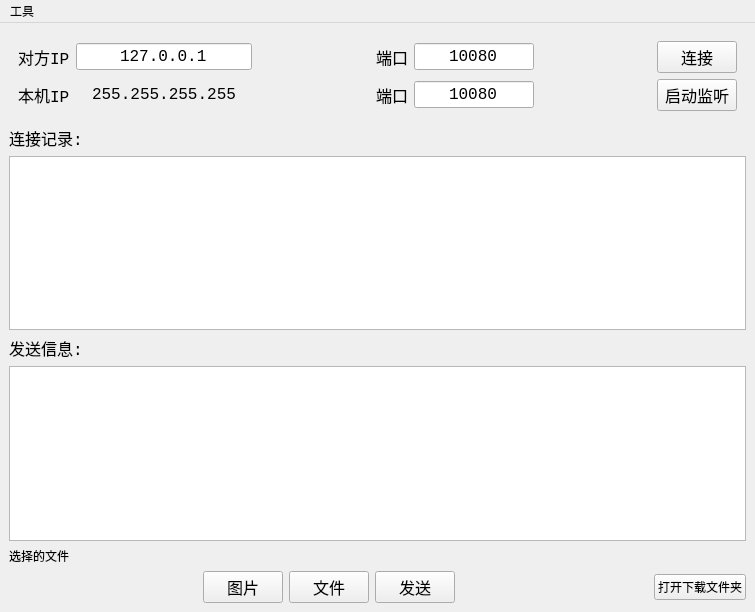
This is tcpsocket/mainwindow.ui in ningzichun/socket as Qt 5 draws it before an edit. The edited form follows.
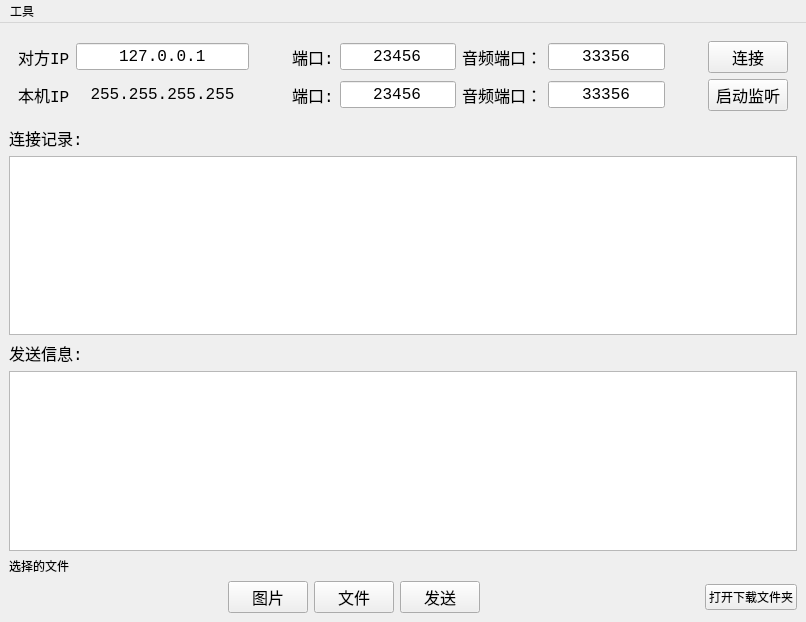
This is the edited form.

```diff
--- a/tcpsocket/mainwindow.ui
+++ b/tcpsocket/mainwindow.ui
@@ -6,8 +6,8 @@
    <rect>
     <x>0</x>
     <y>0</y>
-    <width>755</width>
-    <height>612</height>
+    <width>806</width>
+    <height>622</height>
    </rect>
   </property>
   <property name="windowTitle">
@@ -18,6 +18,63 @@
     <item>
      <widget class="QWidget" name="widget" native="true">
       <layout class="QGridLayout" name="gridLayout">
+       <item row="0" column="4">
+        <widget class="QLineEdit" name="targetPort">
+         <property name="sizePolicy">
+          <sizepolicy hsizetype="Expanding" vsizetype="Fixed">
+           <horstretch>0</horstretch>
+           <verstretch>0</verstretch>
+          </sizepolicy>
+         </property>
+         <property name="maximumSize">
+          <size>
+           <width>120</width>
+           <height>16777215</height>
+          </size>
+         </property>
+         <property name="font">
+          <font>
+           <family>Consolas</family>
+           <pointsize>12</pointsize>
+          </font>
+         </property>
+         <property name="text">
+          <string>23456</string>
+         </property>
+         <property name="maxLength">
+          <number>5</number>
+         </property>
+         <property name="alignment">
+          <set>Qt::AlignCenter</set>
+         </property>
+        </widget>
+       </item>
+       <item row="0" column="8">
+        <widget class="QPushButton" name="connectButton">
+         <property name="font">
+          <font>
+           <family>Consolas</family>
+           <pointsize>12</pointsize>
+          </font>
+         </property>
+         <property name="text">
+          <string>连接</string>
+         </property>
+        </widget>
+       </item>
+       <item row="1" column="8">
+        <widget class="QPushButton" name="startButton">
+         <property name="font">
+          <font>
+           <family>Consolas</family>
+           <pointsize>12</pointsize>
+          </font>
+         </property>
+         <property name="text">
+          <string>启动监听</string>
+         </property>
+        </widget>
+       </item>
        <item row="1" column="1">
         <widget class="QLabel" name="myIP">
          <property name="sizePolicy">
@@ -58,6 +115,32 @@
          </property>
         </widget>
        </item>
+       <item row="0" column="0">
+        <widget class="QLabel" name="label_3">
+         <property name="font">
+          <font>
+           <family>Consolas</family>
+           <pointsize>12</pointsize>
+          </font>
+         </property>
+         <property name="text">
+          <string>对方IP</string>
+         </property>
+        </widget>
+       </item>
+       <item row="1" column="3">
+        <widget class="QLabel" name="label_5">
+         <property name="font">
+          <font>
+           <family>Consolas</family>
+           <pointsize>12</pointsize>
+          </font>
+         </property>
+         <property name="text">
+          <string>端口:</string>
+         </property>
+        </widget>
+       </item>
        <item row="0" column="3">
         <widget class="QLabel" name="label_4">
          <property name="font">
@@ -67,20 +150,7 @@
           </font>
          </property>
          <property name="text">
-          <string>端口</string>
-         </property>
-        </widget>
-       </item>
-       <item row="1" column="6">
-        <widget class="QPushButton" name="startButton">
-         <property name="font">
-          <font>
-           <family>Consolas</family>
-           <pointsize>12</pointsize>
-          </font>
-         </property>
-         <property name="text">
-          <string>启动监听</string>
+          <string>端口:</string>
          </property>
         </widget>
        </item>
@@ -97,89 +167,6 @@
          </property>
         </widget>
        </item>
-       <item row="0" column="2">
-        <spacer name="horizontalSpacer_3">
-         <property name="orientation">
-          <enum>Qt::Horizontal</enum>
-         </property>
-         <property name="sizeHint" stdset="0">
-          <size>
-           <width>40</width>
-           <height>20</height>
-          </size>
-         </property>
-        </spacer>
-       </item>
-       <item row="0" column="4">
-        <widget class="QLineEdit" name="targetPort">
-         <property name="sizePolicy">
-          <sizepolicy hsizetype="Expanding" vsizetype="Fixed">
-           <horstretch>0</horstretch>
-           <verstretch>0</verstretch>
-          </sizepolicy>
-         </property>
-         <property name="maximumSize">
-          <size>
-           <width>120</width>
-           <height>16777215</height>
-          </size>
-         </property>
-         <property name="font">
-          <font>
-           <family>Consolas</family>
-           <pointsize>12</pointsize>
-          </font>
-         </property>
-         <property name="text">
-          <string>10080</string>
-         </property>
-         <property name="maxLength">
-          <number>5</number>
-         </property>
-         <property name="alignment">
-          <set>Qt::AlignCenter</set>
-         </property>
-        </widget>
-       </item>
-       <item row="0" column="6">
-        <widget class="QPushButton" name="connectButton">
-         <property name="font">
-          <font>
-           <family>Consolas</family>
-           <pointsize>12</pointsize>
-          </font>
-         </property>
-         <property name="text">
-          <string>连接</string>
-         </property>
-        </widget>
-       </item>
-       <item row="0" column="5">
-        <spacer name="horizontalSpacer_4">
-         <property name="orientation">
-          <enum>Qt::Horizontal</enum>
-         </property>
-         <property name="sizeHint" stdset="0">
-          <size>
-           <width>40</width>
-           <height>20</height>
-          </size>
-         </property>
-        </spacer>
-       </item>
-       <item row="0" column="0">
-        <widget class="QLabel" name="label_3">
-         <property name="font">
-          <font>
-           <family>Consolas</family>
-           <pointsize>12</pointsize>
-          </font>
-         </property>
-         <property name="text">
-          <string>对方IP</string>
-         </property>
-        </widget>
-       </item>
        <item row="0" column="1">
         <widget class="QLineEdit" name="targetIP">
          <property name="font">
@@ -214,7 +201,7 @@
           <enum>Qt::LeftToRight</enum>
          </property>
          <property name="text">
-          <string>10080</string>
+          <string>23456</string>
          </property>
          <property name="maxLength">
           <number>5</number>
@@ -224,8 +211,8 @@
          </property>
         </widget>
        </item>
-       <item row="1" column="3">
-        <widget class="QLabel" name="label_5">
+       <item row="0" column="5">
+        <widget class="QLabel" name="label_7">
          <property name="font">
           <font>
            <family>Consolas</family>
@@ -233,7 +220,90 @@
           </font>
          </property>
          <property name="text">
-          <string>端口</string>
+          <string>音频端口：</string>
+         </property>
+        </widget>
+       </item>
+       <item row="0" column="2">
+        <spacer name="horizontalSpacer_3">
+         <property name="orientation">
+          <enum>Qt::Horizontal</enum>
+         </property>
+         <property name="sizeHint" stdset="0">
+          <size>
+           <width>40</width>
+           <height>20</height>
+          </size>
+         </property>
+        </spacer>
+       </item>
+       <item row="0" column="6">
+        <widget class="QLineEdit" name="targetVoice">
+         <property name="maximumSize">
+          <size>
+           <width>120</width>
+           <height>16777215</height>
+          </size>
+         </property>
+         <property name="font">
+          <font>
+           <family>Consolas</family>
+           <pointsize>12</pointsize>
+          </font>
+         </property>
+         <property name="text">
+          <string>33356</string>
+         </property>
+         <property name="alignment">
+          <set>Qt::AlignCenter</set>
+         </property>
+        </widget>
+       </item>
+       <item row="1" column="7">
+        <spacer name="horizontalSpacer_4">
+         <property name="orientation">
+          <enum>Qt::Horizontal</enum>
+         </property>
+         <property name="sizeHint" stdset="0">
+          <size>
+           <width>40</width>
+           <height>20</height>
+          </size>
+         </property>
+        </spacer>
+       </item>
+       <item row="1" column="6">
+        <widget class="QLineEdit" name="listenVoice">
+         <property name="maximumSize">
+          <size>
+           <width>120</width>
+           <height>16777215</height>
+          </size>
+         </property>
+         <property name="font">
+          <font>
+           <family>Consolas</family>
+           <pointsize>12</pointsize>
+          </font>
+         </property>
+         <property name="text">
+          <string>33356</string>
+         </property>
+         <property name="alignment">
+          <set>Qt::AlignCenter</set>
+         </property>
+        </widget>
+       </item>
+       <item row="1" column="5">
+        <widget class="QLabel" name="label_8">
+         <property name="font">
+          <font>
+           <family>Consolas</family>
+           <pointsize>12</pointsize>
+          </font>
+         </property>
+         <property name="text">
+          <string>音频端口：</string>
          </property>
         </widget>
        </item>
@@ -366,8 +436,8 @@
     <rect>
      <x>0</x>
      <y>0</y>
-     <width>755</width>
-     <height>26</height>
+     <width>806</width>
+     <height>22</height>
     </rect>
    </property>
    <widget class="QMenu" name="menu">
```
